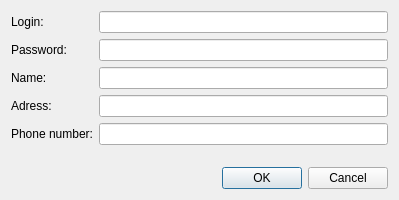
Wooderan/TestiMy, file changeaccountdialog.ui: the form before one commit.
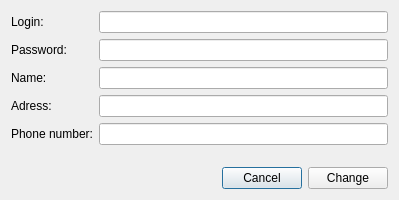
The form after the commit.

```diff
--- a/changeaccountdialog.ui
+++ b/changeaccountdialog.ui
@@ -69,14 +69,35 @@
     </layout>
    </item>
    <item>
-    <widget class="QDialogButtonBox" name="buttonBox">
-     <property name="orientation">
-      <enum>Qt::Horizontal</enum>
-     </property>
-     <property name="standardButtons">
-      <set>QDialogButtonBox::Cancel|QDialogButtonBox::Ok</set>
-     </property>
-    </widget>
+    <layout class="QHBoxLayout" name="horizontalLayout">
+     <item>
+      <spacer name="horizontalSpacer">
+       <property name="orientation">
+        <enum>Qt::Horizontal</enum>
+       </property>
+       <property name="sizeHint" stdset="0">
+        <size>
+         <width>40</width>
+         <height>20</height>
+        </size>
+       </property>
+      </spacer>
+     </item>
+     <item>
+      <widget class="QPushButton" name="pushButton_cancel">
+       <property name="text">
+        <string>Cancel</string>
+       </property>
+      </widget>
+     </item>
+     <item>
+      <widget class="QPushButton" name="pushButton_change">
+       <property name="text">
+        <string>Change</string>
+       </property>
+      </widget>
+     </item>
+    </layout>
    </item>
   </layout>
  </widget>
```
Left out of the diff: 35 changed lines with no effect on the pictures.
